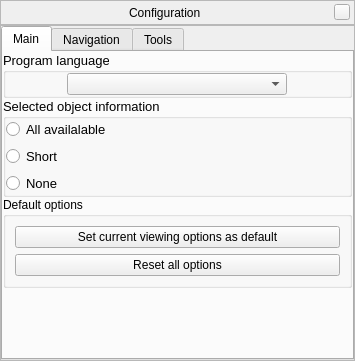
Qt form src/gui/configurationDialog.ui (519984307/stellarium_src) before a commit.
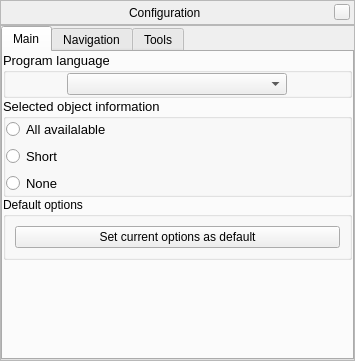
The same form after that commit. Custom widgets are drawn as their Qt base class.

Commit message: Removed reset button, keep for later version.

What changed in the file:
```diff
--- a/src/gui/configurationDialog.ui
+++ b/src/gui/configurationDialog.ui
@@ -277,14 +277,7 @@
              <item row="0" column="0" >
               <widget class="QPushButton" name="setViewingOptionAsDefaultPushButton" >
                <property name="text" >
-                <string>Set current viewing options as default</string>
-               </property>
-              </widget>
-             </item>
-             <item row="1" column="0" >
-              <widget class="QPushButton" name="resetAlloptionsPushButton" >
-               <property name="text" >
-                <string>Reset all options</string>
+                <string>Set current options as default</string>
                </property>
               </widget>
              </item>
```
The commit also changes 1 other file.
